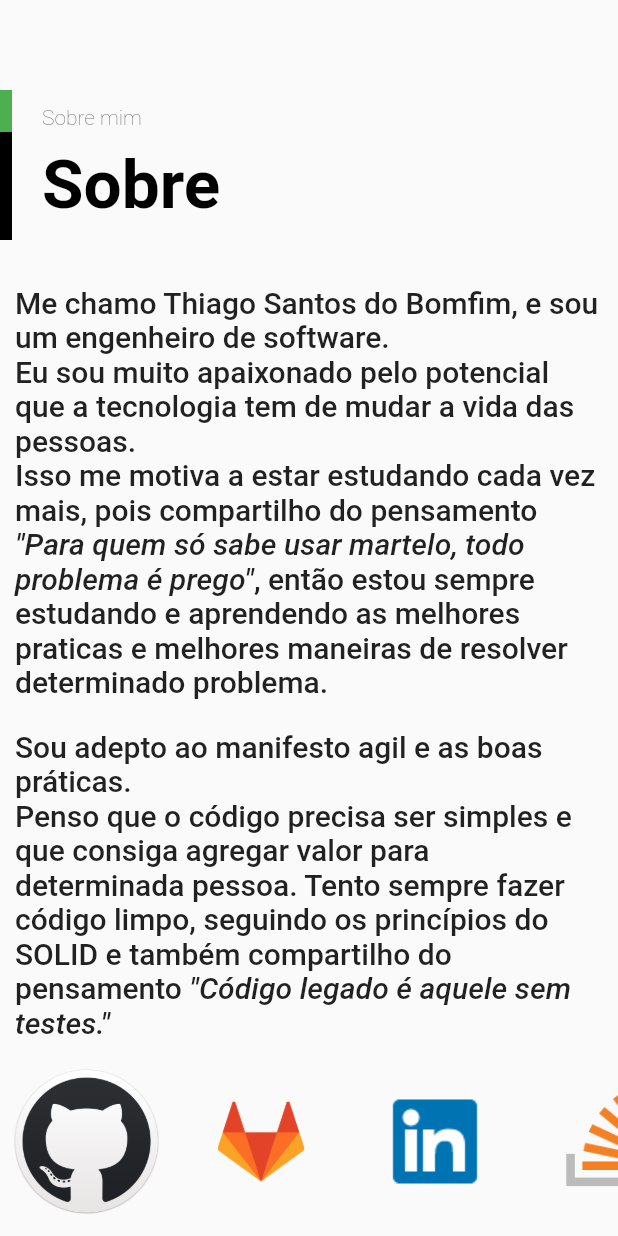
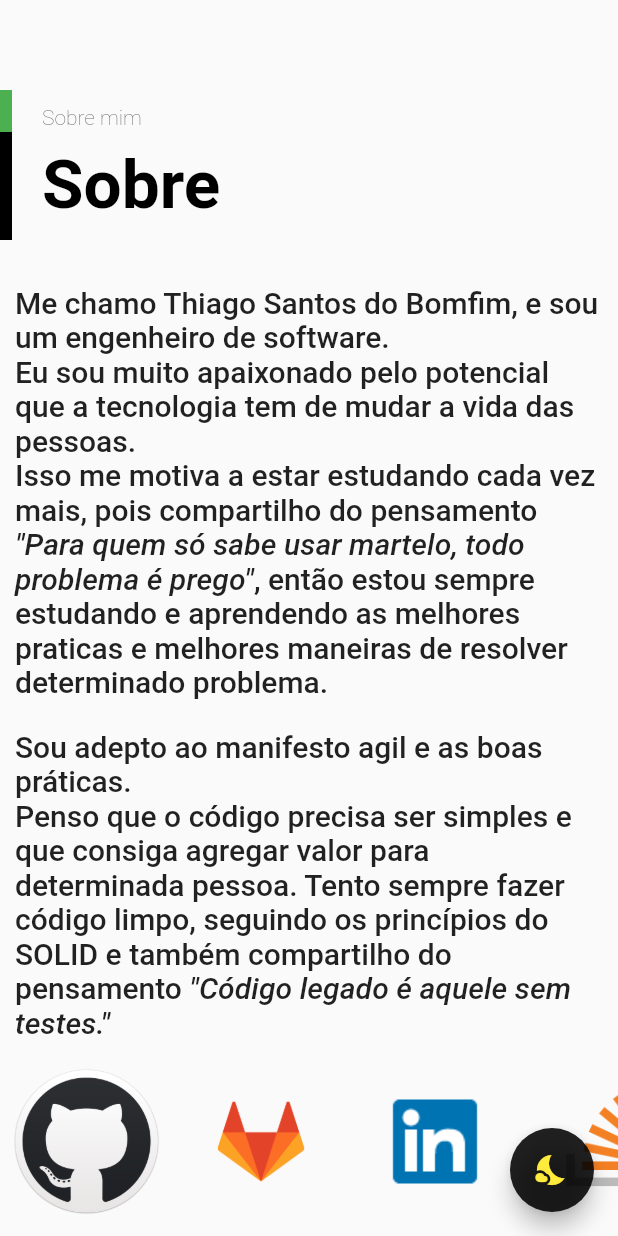
Before and after one commit to ThiagoBfim/Portfolio, a Flutter app: the screen it shows after launch, on a phone screen of 412 x 824 dp. Run offline on Flutter 3.47's test engine with Material 2 defaults, Android fonts, the phone set to English and light mode, and no system bars; our stand-ins replace adaptive_theme, shared_preferences, timelines.

Commit message:
Inclusão do modo dark

```diff
--- a/lib/main.dart
+++ b/lib/main.dart
@@ -1,23 +1,47 @@
+import 'package:adaptive_theme/adaptive_theme.dart';
 import 'package:flutter/material.dart';
 import 'package:my_page/about/about_section.dart';
 import 'package:my_page/knowledge/knowledge_section.dart';
 import 'package:my_page/timeline/timeline_section.dart';
+import 'package:shared_preferences/shared_preferences.dart';
 
-void main() {
+void main() async {
   runApp(MyApp());
 }
 
 class MyApp extends StatelessWidget {
+  AdaptiveThemeMode initialTheme;
+
+  MyApp() {
+    initTheme();
+  }
+
+  initTheme() async {
+    final savedThemeMode = await AdaptiveTheme.getThemeMode();
+    initialTheme = savedThemeMode ?? AdaptiveThemeMode.light;
+    return initialTheme;
+  }
+
   @override
   Widget build(BuildContext context) {
-    return MaterialApp(
-      title: 'Flutter Demo',
-      theme: ThemeData(
-        primarySwatch: Colors.blue,
-        visualDensity: VisualDensity.adaptivePlatformDensity,
-      ),
-      home: HomePage(),
-    );
+    return AdaptiveTheme(
+        light: ThemeData(
+          brightness: Brightness.light,
+          primarySwatch: Colors.blue,
+          accentColor: Colors.green,
+        ),
+        dark: ThemeData(
+          brightness: Brightness.dark,
+          primarySwatch: Colors.blue,
+          accentColor: Colors.green,
+        ),
+        initial: initialTheme,
+        builder: (theme, darkTheme) => MaterialApp(
+              title: 'Meu Portfólio',
+              theme: theme,
+              darkTheme: darkTheme,
+              home: HomePage(),
+            ));
   }
 }
 
@@ -25,6 +49,24 @@ class HomePage extends StatelessWidget {
   @override
   Widget build(BuildContext context) {
     return Scaffold(
+      floatingActionButton: FloatingActionButton(
+        backgroundColor: AdaptiveTheme.of(context).mode.isDark
+            ? Colors.blue.shade200
+            : Colors.black87,
+        child: AdaptiveTheme.of(context).mode.isDark
+            ? Icon(
+                Icons.wb_sunny_sharp,
+                color: Colors.yellow,
+              )
+            : Icon(
+                Icons.nights_stay,
+                color: Colors.yellow,
+              ),
+        onPressed: () => {
+          AdaptiveTheme.of(context).toggleThemeMode(),
+          persistTheme(context)
+        },
+      ),
       body: SingleChildScrollView(
         child: Center(
           child: Column(
@@ -38,4 +80,10 @@ class HomePage extends StatelessWidget {
       ),
     );
   }
+
+  persistTheme(BuildContext context) async {
+    final prefs = await SharedPreferences.getInstance();
+    await prefs.clear();
+    AdaptiveTheme.of(context).persist();
+  }
 }
--- a/lib/timeline/timeline_section.dart
+++ b/lib/timeline/timeline_section.dart
@@ -17,7 +17,7 @@ class TimeLineSection extends StatelessWidget {
             title: "Linha do Tempo",
             subTitle: "Minha trajetória",
           ),
-          Container(height: isMobileView(context) ? 300 : 800, child: TimeLineWidget()),
+          Container(height: isMobileView(context) ? 300 : 1200, child: TimeLineWidget()),
         ],
       ),
     );
--- a/pubspec.yaml
+++ b/pubspec.yaml
@@ -27,7 +27,8 @@ dependencies:
 
   timelines: 0.0.2+1
   url_launcher: 5.7.10
-
+  adaptive_theme: 1.1.0
+  shared_preferences: 0.5.12+4
 # The following adds the Cupertino Icons font to your application.
   # Use with the CupertinoIcons class for iOS style icons.
   cupertino_icons: ^1.0.0
```
Also changed, not shown: lib/timeline/timeline.dart (+15 -3 lines), pubspec.lock.
